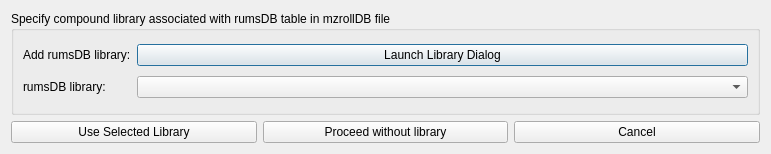
Above: src/maven/forms/setrumsDBdialog.ui from eugenemel/maven before the change. Below: the same form after it.
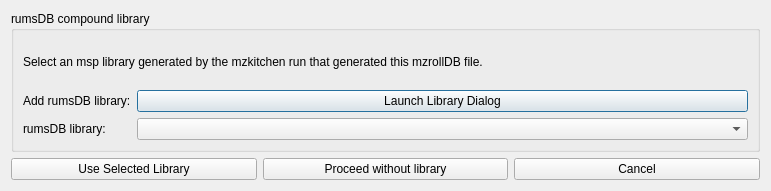
That is the form after the change.

Commit message: Updated dialog to encourage user to pick mzkitchen-generated msp library.

Diff of the .ui file:
```diff
--- a/src/maven/forms/setrumsDBdialog.ui
+++ b/src/maven/forms/setrumsDBdialog.ui
@@ -7,7 +7,7 @@
     <x>0</x>
     <y>0</y>
     <width>771</width>
-    <height>154</height>
+    <height>191</height>
    </rect>
   </property>
   <property name="windowTitle">
@@ -17,7 +17,7 @@
    <item row="3" column="0" colspan="3">
     <widget class="QGroupBox" name="grp_box">
      <property name="title">
-      <string>Specify compound library associated with rumsDB table in mzrollDB file</string>
+      <string>rumsDB compound library</string>
      </property>
      <property name="flat">
       <bool>false</bool>
@@ -26,7 +26,14 @@
       <bool>false</bool>
      </property>
      <layout class="QGridLayout">
-      <item row="3" column="1">
+      <item row="2" column="1">
+       <widget class="QPushButton" name="btnSelectLibrary">
+        <property name="text">
+         <string>Launch Library Dialog</string>
+        </property>
+       </widget>
+      </item>
+      <item row="5" column="1">
        <widget class="QComboBox" name="cmbLoadedLibraries">
         <property name="sizePolicy">
          <sizepolicy hsizetype="MinimumExpanding" vsizetype="Fixed">
@@ -36,24 +43,27 @@
         </property>
        </widget>
       </item>
-      <item row="3" column="0">
-       <widget class="QLabel" name="lblSelectLibrary">
-        <property name="text">
-         <string>rumsDB library:</string>
-        </property>
-       </widget>
-      </item>
-      <item row="0" column="0">
+      <item row="2" column="0">
        <widget class="QLabel" name="lblAddLibrary">
         <property name="text">
          <string>Add rumsDB library:</string>
         </property>
        </widget>
       </item>
-      <item row="0" column="1">
-       <widget class="QPushButton" name="btnSelectLibrary">
+      <item row="5" column="0">
+       <widget class="QLabel" name="lblSelectLibrary">
         <property name="text">
-         <string>Launch Library Dialog</string>
+         <string>rumsDB library:</string>
+        </property>
+       </widget>
+      </item>
+      <item row="0" column="0" colspan="2">
+       <widget class="QLabel" name="lblRequireMzkitchen">
+        <property name="toolTip">
+         <string>If the library was not generated by mzkitchen, the association will not work</string>
+        </property>
+        <property name="text">
+         <string>Select an msp library generated by the mzkitchen run that generated this mzrollDB file.</string>
         </property>
        </widget>
       </item>
```
